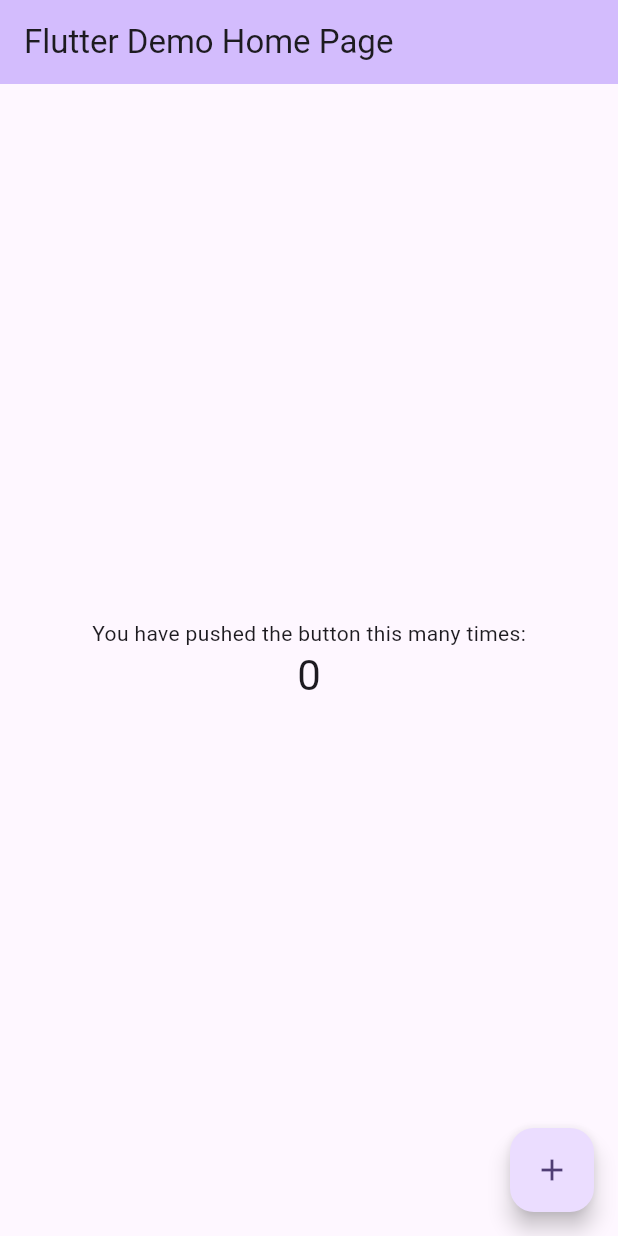
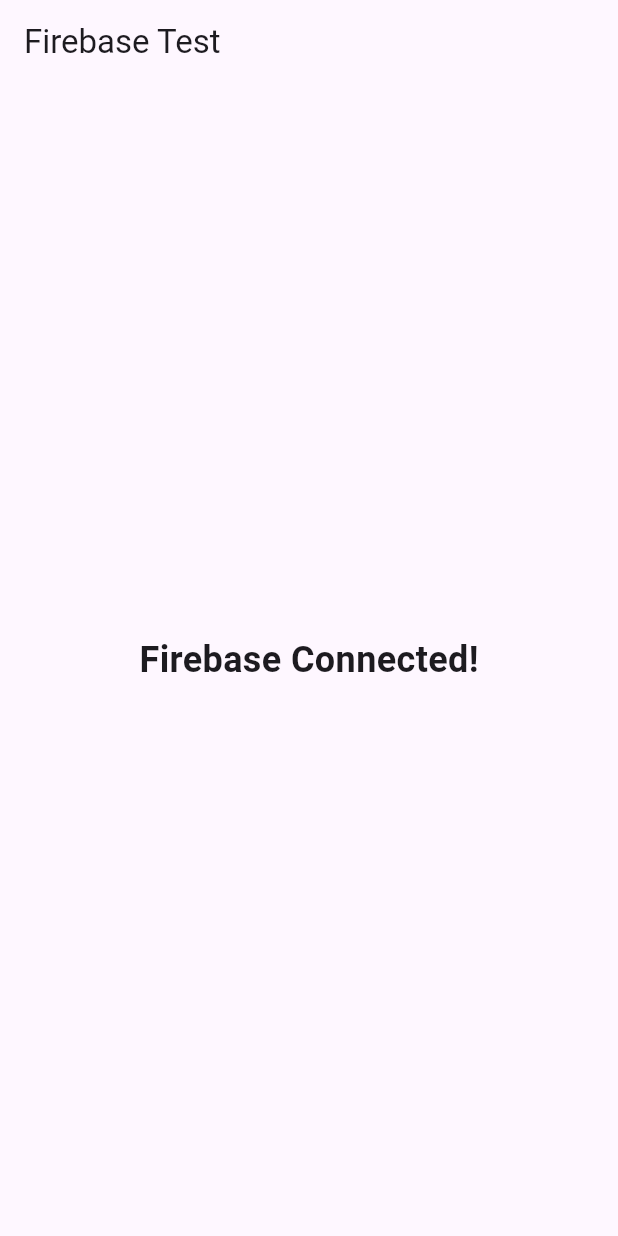
Before and after one commit to MJZ98/AggriApp, a Flutter app: the screen it shows after launch, on a phone screen of 412 x 824 dp. Run offline on Flutter 3.47's test engine with Material 3 defaults, Android fonts, the light colour scheme and no system bars; our stand-ins replace firebase_core; accounts and stored records are empty.

Commit message:
Add firebase files and update main and config files

```diff
--- a/lib/main.dart
+++ b/lib/main.dart
@@ -1,121 +1,47 @@
+// main.dart
+
 import 'package:flutter/material.dart';
+import 'package:firebase_core/firebase_core.dart';
+import 'firebase_options.dart'; // Generated by FlutterFire CLI
 
-void main() {
+void main() async {
+  WidgetsFlutterBinding.ensureInitialized(); // Ensure Flutter binding is initialized
+  await Firebase.initializeApp(
+    options: DefaultFirebaseOptions.currentPlatform, // Initialize Firebase with platform options
+  );
   runApp(const MyApp());
 }
 
 class MyApp extends StatelessWidget {
   const MyApp({super.key});
 
-  // This widget is the root of your application.
   @override
   Widget build(BuildContext context) {
     return MaterialApp(
-      title: 'Flutter Demo',
+      title: 'Agricultural Guide App',
       theme: ThemeData(
-        // This is the theme of your application.
-        //
-        // TRY THIS: Try running your application with "flutter run". You'll see
-        // the application has a purple toolbar. Then, without quitting the app,
-        // try changing the seedColor in the colorScheme below to Colors.green
-        // and then invoke "hot reload" (save your changes or press the "hot
-        // reload" button in a Flutter-supported IDE, or press "r" if you used
-        // the command line to start the app).
-        //
-        // Notice that the counter didn't reset back to zero; the application
-        // state is not lost during the reload. To reset the state, use hot
-        // restart instead.
-        //
-        // This works for code too, not just values: Most code changes can be
-        // tested with just a hot reload.
-        colorScheme: .fromSeed(seedColor: Colors.deepPurple),
+        primarySwatch: Colors.green, // Main color theme
       ),
-      home: const MyHomePage(title: 'Flutter Demo Home Page'),
+      home: const FirebaseTestPage(),
     );
   }
 }
 
-class MyHomePage extends StatefulWidget {
-  const MyHomePage({super.key, required this.title});
-
-  // This widget is the home page of your application. It is stateful, meaning
-  // that it has a State object (defined below) that contains fields that affect
-  // how it looks.
-
-  // This class is the configuration for the state. It holds the values (in this
-  // case the title) provided by the parent (in this case the App widget) and
-  // used by the build method of the State. Fields in a Widget subclass are
-  // always marked "final".
-
-  final String title;
-
-  @override
-  State<MyHomePage> createState() => _MyHomePageState();
-}
-
-class _MyHomePageState extends State<MyHomePage> {
-  int _counter = 0;
-
-  void _incrementCounter() {
-    setState(() {
-      // This call to setState tells the Flutter framework that something has
-      // changed in this State, which causes it to rerun the build method below
-      // so that the display can reflect the updated values. If we changed
-      // _counter without calling setState(), then the build method would not be
-      // called again, and so nothing would appear to happen.
-      _counter++;
-    });
-  }
+// A simple page to test Firebase connection
+class FirebaseTestPage extends StatelessWidget {
+  const FirebaseTestPage({super.key});
 
   @override
   Widget build(BuildContext context) {
-    // This method is rerun every time setState is called, for instance as done
-    // by the _incrementCounter method above.
-    //
-    // The Flutter framework has been optimized to make rerunning build methods
-    // fast, so that you can just rebuild anything that needs updating rather
-    // than having to individually change instances of widgets.
     return Scaffold(
       appBar: AppBar(
-        // TRY THIS: Try changing the color here to a specific color (to
-        // Colors.amber, perhaps?) and trigger a hot reload to see the AppBar
-        // change color while the other colors stay the same.
-        backgroundColor: Theme.of(context).colorScheme.inversePrimary,
-        // Here we take the value from the MyHomePage object that was created by
-        // the App.build method, and use it to set our appbar title.
-        title: Text(widget.title),
+        title: const Text('Firebase Test'),
       ),
-      body: Center(
-        // Center is a layout widget. It takes a single child and positions it
-        // in the middle of the parent.
-        child: Column(
-          // Column is also a layout widget. It takes a list of children and
-          // arranges them vertically. By default, it sizes itself to fit its
-          // children horizontally, and tries to be as tall as its parent.
-          //
-          // Column has various properties to control how it sizes itself and
-          // how it positions its children. Here we use mainAxisAlignment to
-          // center the children vertically; the main axis here is the vertical
-          // axis because Columns are vertical (the cross axis would be
-          // horizontal).
-          //
-          // TRY THIS: Invoke "debug painting" (choose the "Toggle Debug Paint"
-          // action in the IDE, or press "p" in the console), to see the
-          // wireframe for each widget.
-          mainAxisAlignment: .center,
-          children: [
-            const Text('You have pushed the button this many times:'),
-            Text(
-              '$_counter',
-              style: Theme.of(context).textTheme.headlineMedium,
-            ),
-          ],
+      body: const Center(
+        child: Text(
+          'Firebase Connected!', // Confirmation message
+          style: TextStyle(fontSize: 24, fontWeight: FontWeight.bold),
         ),
-      ),
-      floatingActionButton: FloatingActionButton(
-        onPressed: _incrementCounter,
-        tooltip: 'Increment',
-        child: const Icon(Icons.add),
       ),
     );
   }
--- a/pubspec.yaml
+++ b/pubspec.yaml
@@ -38,7 +38,7 @@
 dev_dependencies:
   flutter_test:
     sdk: flutter
-
+  firebase_core: ^2.24.0
   # The "flutter_lints" package below contains a set of recommended lints to
   # encourage good coding practices. The lint set provided by the package is
   # activated in the `analysis_options.yaml` file located at the root of your
```
Also changed, not shown: firebase.json (added), lib/firebase_options.dart (added), pubspec.lock, 6 other files.
